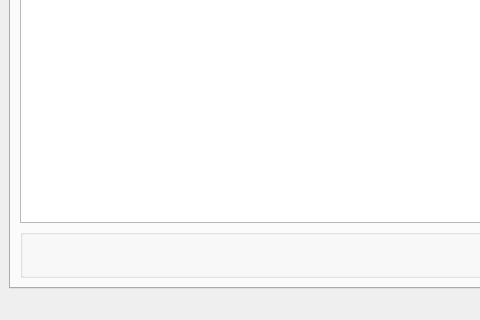
This is faktureramera.ui in jonasH/faktureramera as Qt 5 draws it before an edit; both pictures show x 0 to 480 and y 340 to 660 of the 800 by 660 pixel window. The edited form follows.
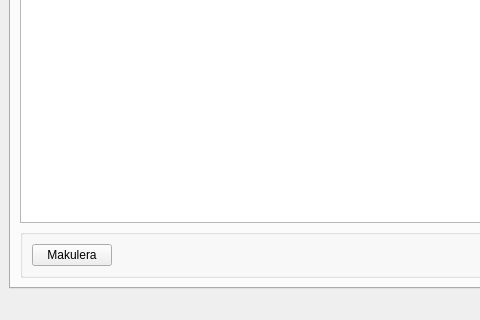
This is the edited form. The open tabs and pages were chosen to show the change.

```diff
--- a/faktureramera.ui
+++ b/faktureramera.ui
@@ -216,6 +216,13 @@
         <item>
          <widget class="QGroupBox" name="groupBox">
           <layout class="QHBoxLayout" name="horizontalLayout">
+           <item>
+            <widget class="QPushButton" name="maculateButton">
+             <property name="text">
+              <string>Makulera</string>
+             </property>
+            </widget>
+           </item>
            <item>
             <spacer name="horizontalSpacer">
              <property name="orientation">
```
Left out of the diff: 2 changed lines with no effect on the pictures.
